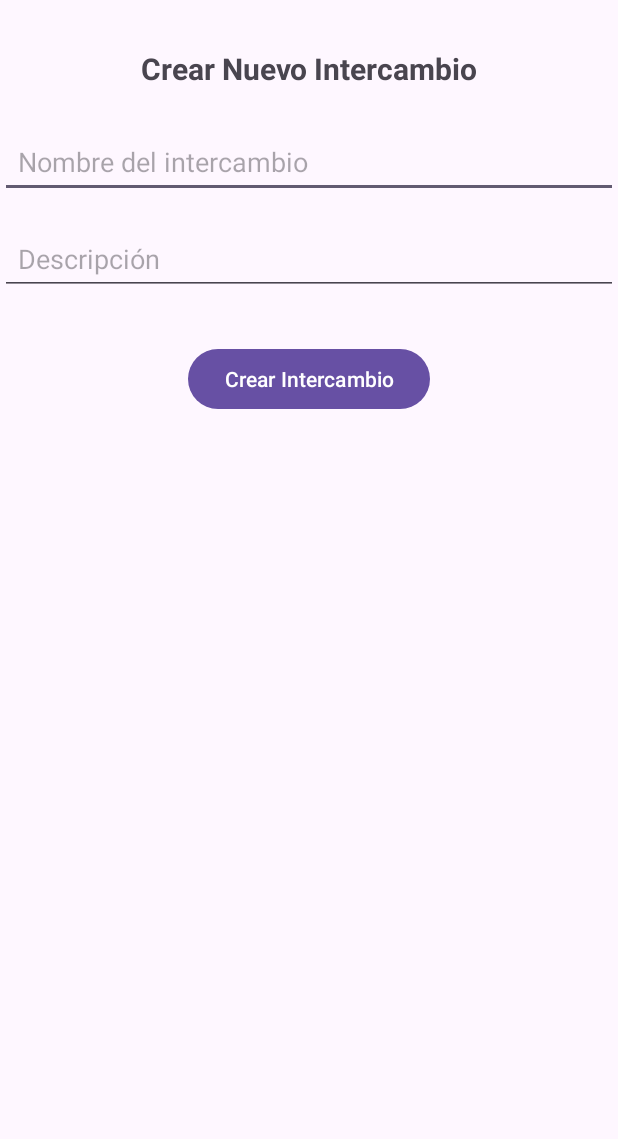
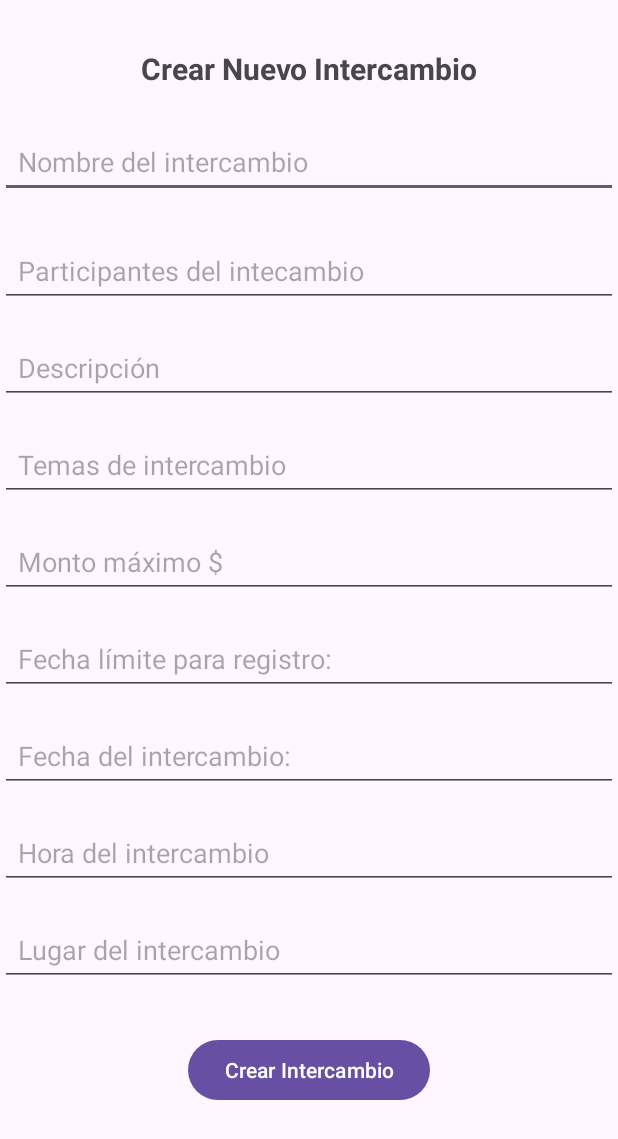
Before and after one commit to AlejandroRiba/AppIntercambiosJR, an Android app: the layout nuevo_intercambio.xml on its own in the app's theme, with its tools: preview values and no code run, on a phone screen of 412 x 824 dp. Shown: the top 1139 px of the screen. Run offline under Robolectric (Android 15) with nearby library versions, the phone set to English and light mode, and no system bars.

Commit message:
Cambios en pantallas.

```diff
--- a/app/src/main/java/com/example/intercambios/ui/auth/LoginActivity.kt
+++ b/app/src/main/java/com/example/intercambios/ui/auth/LoginActivity.kt
@@ -86,7 +86,7 @@ class LoginActivity : BaseActivity() {
                     if(success){
                         val user = firebaseHelper.getCurrentUser()
                         if (user != null) {
-                            genUtils.showHome(ProviderType.BASIC, user.email.toString())
+                            genUtils.showHome(ProviderType.GOOGLE, user.email.toString())
                         }
                     }
                 } catch (e: androidx.credentials.exceptions.GetCredentialCancellationException) {
--- a/app/src/main/java/com/example/intercambios/ui/intercambio/CrearIntercambio.kt
+++ /dev/null
@@ -1,4 +0,0 @@
-package com.example.intercambios.ui.intercambio
-
-class CrearIntercambio {
-}
--- a/app/src/main/res/layout/content_home.xml
+++ b/app/src/main/res/layout/content_home.xml
@@ -7,14 +7,12 @@
     app:layout_behavior="@string/appbar_scrolling_view_behavior"
     tools:showIn="@layout/app_bar_home">
 
-    <fragment
+    <androidx.fragment.app.FragmentContainerView
         android:id="@+id/nav_host_fragment_content_home"
-        android:name="androidx.navigation.fragment.NavHostFragment"
         android:layout_width="match_parent"
         android:layout_height="match_parent"
-        app:defaultNavHost="true"
         app:layout_constraintLeft_toLeftOf="parent"
         app:layout_constraintRight_toRightOf="parent"
         app:layout_constraintTop_toTopOf="parent"
-        app:navGraph="@navigation/mobile_navigation" />
+        tools:layout="@layout/fragment_home"/>
 </androidx.constraintlayout.widget.ConstraintLayout>
--- a/app/src/main/res/layout/fragment_home.xml
+++ b/app/src/main/res/layout/fragment_home.xml
@@ -15,6 +15,7 @@
         android:layout_marginEnd="8dp"
         android:textAlignment="center"
         android:textSize="20sp"
+        android:text="Sin intercambios"
         app:layout_constraintBottom_toBottomOf="parent"
         app:layout_constraintEnd_toEndOf="parent"
         app:layout_constraintStart_toStartOf="parent"
--- a/app/src/main/res/layout/nuevo_intercambio.xml
+++ b/app/src/main/res/layout/nuevo_intercambio.xml
@@ -3,7 +3,8 @@
     xmlns:app="http://schemas.android.com/apk/res-auto"
     xmlns:tools="http://schemas.android.com/tools"
     android:layout_width="match_parent"
-    android:layout_height="match_parent">
+    android:layout_height="match_parent"
+    tools:context=".ui.intercambio.CrearIntercambioFragment">
 
     <!-- Título del formulario -->
     <TextView
@@ -20,11 +21,24 @@
 
     <!-- Nombre del intercambio -->
     <EditText
-        android:id="@+id/exchangeNameEditText"
+        android:id="@+id/edTextNombre"
         android:layout_width="0dp"
         android:layout_height="wrap_content"
         android:hint="Nombre del intercambio"
         app:layout_constraintTop_toBottomOf="@id/formTitleTextView"
+        app:layout_constraintStart_toStartOf="parent"
+        app:layout_constraintEnd_toEndOf="parent"
+        android:layout_marginTop="24dp"
+        android:padding="12dp"/>
+
+    <!-- Numero de personas del intercambio -->
+    <EditText
+        android:id="@+id/edTextNumPersonas"
+        android:layout_width="0dp"
+        android:layout_height="wrap_content"
+        android:hint="Participantes del intecambio"
+        android:inputType="number"
+        app:layout_constraintTop_toBottomOf="@id/edTextNombre"
         app:layout_constraintStart_toStartOf="parent"
         app:layout_constraintEnd_toEndOf="parent"
         android:layout_marginTop="24dp"
@@ -36,7 +50,89 @@
         android:layout_width="0dp"
         android:layout_height="wrap_content"
         android:hint="Descripción"
-        app:layout_constraintTop_toBottomOf="@id/exchangeNameEditText"
+        app:layout_constraintTop_toBottomOf="@id/edTextNumPersonas"
+        app:layout_constraintStart_toStartOf="parent"
+        app:layout_constraintEnd_toEndOf="parent"
+        android:layout_marginTop="16dp"
+        android:padding="12dp"/>
+
+    <!-- Seleccion del temas para el intercambio -->
+    <EditText
+        android:id="@+id/edTextTemas"
+        android:layout_width="0dp"
+        android:layout_height="wrap_content"
+        android:inputType="text"
+        android:hint="Temas de intercambio"
+        app:layout_constraintTop_toBottomOf="@id/exchangeDescriptionEditText"
+        app:layout_constraintStart_toStartOf="parent"
+        app:layout_constraintEnd_toEndOf="parent"
+        android:layout_marginTop="16dp"
+        android:padding="12dp"/>
+
+    <!-- Monto maximo del intercambio -->
+    <EditText
+        android:id="@+id/edTextMontoMax"
+        android:layout_width="0dp"
+        android:layout_height="wrap_content"
+        android:hint="Monto máximo $"
+        android:inputType="number"
+        app:layout_constraintTop_toBottomOf="@id/edTextTemas"
+        app:layout_constraintStart_toStartOf="parent"
+        app:layout_constraintEnd_toEndOf="parent"
+        android:layout_marginTop="16dp"
+        android:padding="12dp"/>
+
+    <!-- Fecha limite de registro -->
+    <EditText
+        android:id="@+id/edTextFechaRegistro"
+        android:layout_width="0dp"
+        android:layout_height="wrap_content"
+        android:inputType="text"
+        android:hint="Fecha límite para registro: "
+        app:layout_constraintTop_toBottomOf="@id/edTextMontoMax"
+        app:layout_constraintStart_toStartOf="parent"
+        app:layout_constraintEnd_toEndOf="parent"
+        android:layout_marginTop="16dp"
+        android:padding="12dp"
+        android:clickable="false"
+        android:focusable="false"/>
+
+    <!-- Fecha del intecambio del intercambio -->
+    <EditText
+        android:id="@+id/edTextFechaIntercambio"
+        android:layout_width="0dp"
+        android:layout_height="wrap_content"
+        android:inputType="text"
+        android:hint="Fecha del intercambio: "
+        app:layout_constraintTop_toBottomOf="@id/edTextFechaRegistro"
+        app:layout_constraintStart_toStartOf="parent"
+        app:layout_constraintEnd_toEndOf="parent"
+        android:layout_marginTop="16dp"
+        android:padding="12dp"
+        android:clickable="false"
+        android:focusable="false"/>
+
+    <!-- Hora del intercambio -->
+    <EditText
+        android:id="@+id/edTextHora"
+        android:layout_width="0dp"
+        android:layout_height="wrap_content"
+        android:inputType="text"
+        android:hint="Hora del intercambio"
+        app:layout_constraintTop_toBottomOf="@id/edTextFechaIntercambio"
+        app:layout_constraintStart_toStartOf="parent"
+        app:layout_constraintEnd_toEndOf="parent"
+        android:layout_marginTop="16dp"
+        android:padding="12dp"/>
+
+    <!-- Lugar del intercambio -->
+    <EditText
+        android:id="@+id/edTextLugar"
+        android:layout_width="0dp"
+        android:layout_height="wrap_content"
+        android:inputType="text"
+        android:hint="Lugar del intercambio"
+        app:layout_constraintTop_toBottomOf="@id/edTextHora"
         app:layout_constraintStart_toStartOf="parent"
         app:layout_constraintEnd_toEndOf="parent"
         android:layout_marginTop="16dp"
@@ -48,8 +144,9 @@
         android:layout_width="wrap_content"
         android:layout_height="wrap_content"
         android:text="Crear Intercambio"
-        app:layout_constraintTop_toBottomOf="@id/exchangeDescriptionEditText"
+        app:layout_constraintTop_toBottomOf="@id/edTextLugar"
         app:layout_constraintStart_toStartOf="parent"
         app:layout_constraintEnd_toEndOf="parent"
         android:layout_marginTop="32dp" />
+
 </androidx.constraintlayout.widget.ConstraintLayout>
--- a/app/src/main/res/values/strings.xml
+++ b/app/src/main/res/values/strings.xml
@@ -13,7 +13,6 @@
     <string name="action_settings">Settings</string>
 
         <string name="menu_home">Inicio</string>
-    <string name="menu_gallery">Intercambios</string>
     <string name="menu_logout">Cerrar sesión</string>
     <string name="pefil">Pefil</string>
     <string name="ajustes">Ajustes</string>
```
Also changed, not shown: app/src/main/java/com/example/intercambios/data/models/Users.kt (+20 -0 lines), app/src/main/java/com/example/intercambios/data/models/Usuario.kt (added, +9 -0 lines), app/src/main/java/com/example/intercambios/ui/HomeActivity.kt (+100 -52 lines), app/src/main/java/com/example/intercambios/ui/intercambio/CrearIntercambioFragment.kt (added, +33 -0 lines), app/src/main/java/com/example/intercambios/ui/intercambio/HomeFragment.kt (+0 -7 lines), app/src/main/java/com/example/intercambios/ui/perfil/PerfilFragment.kt (+6 -3 lines).
